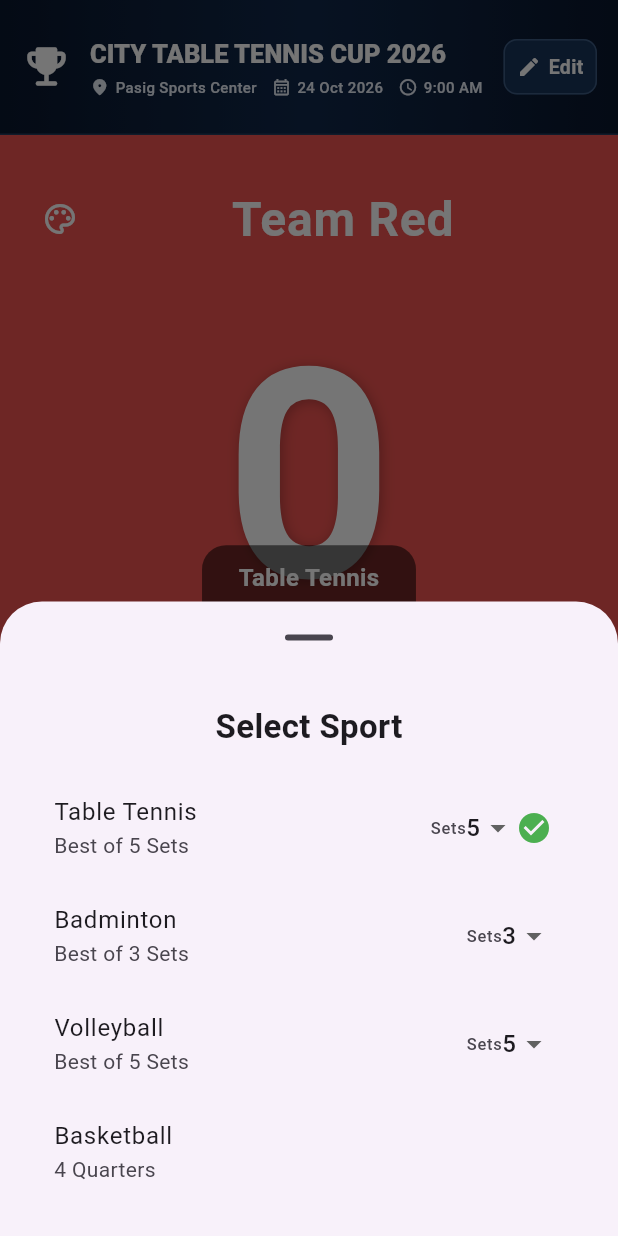
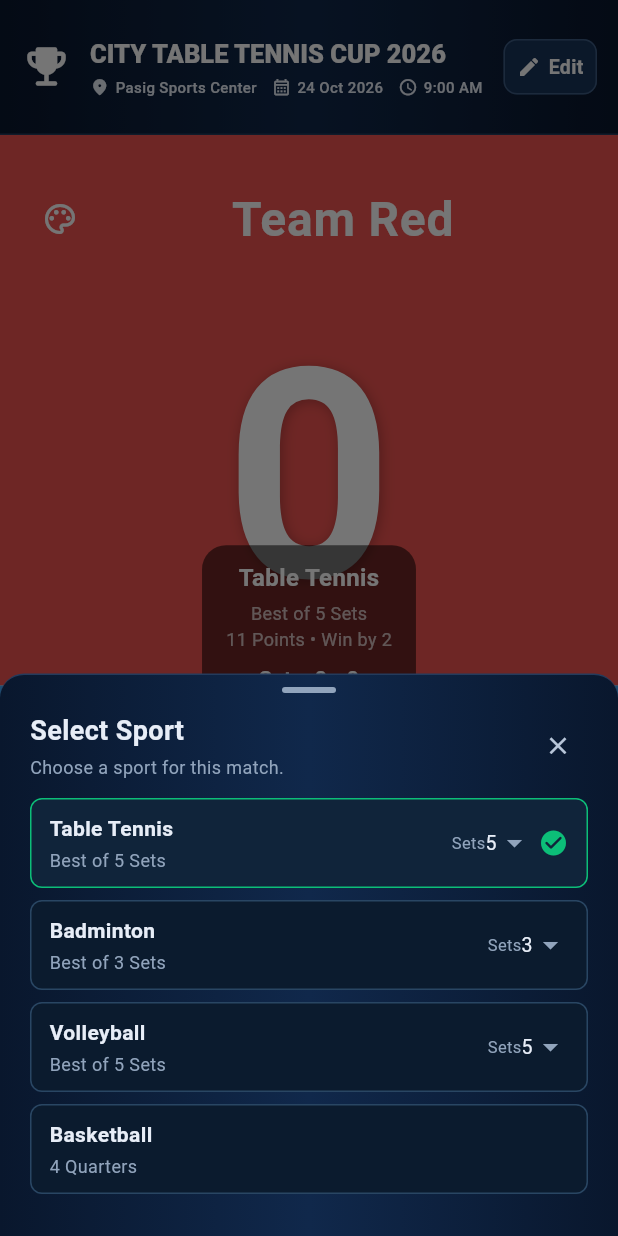
Before and after one commit to loubdelosreyesii/scoreboard, a Flutter app: the screen it shows after launch, after a tap on the "sports" icon, on a phone screen of 412 x 824 dp. Run offline on Flutter 3.47's test engine with Material 3 defaults, Android fonts, the phone set to English and light mode, and no system bars; our stand-ins replace flutter_colorpicker, shared_preferences; missing offline and left inert: universal_html.

Commit message:
style(sport-selection): match header and editor theme

```diff
--- a/lib/theme/scoreboard_theme.dart
+++ b/lib/theme/scoreboard_theme.dart
@@ -7,3 +7,9 @@ const LinearGradient scoreboardBackgroundGradient = LinearGradient(
 );
 
 const Color scoreboardBackgroundBorderColor = Color(0xFF243B5C);
+const Color scoreboardDialogBackgroundColor = Color(0xFF0B1B2E);
+const Color scoreboardDialogSurfaceColor = Color(0xFF10243A);
+const Color scoreboardDialogBorderColor = Color(0xFF294663);
+const Color scoreboardDialogTextColor = Color(0xFFE7EDF7);
+const Color scoreboardDialogMutedTextColor = Color(0xFF91A4BC);
+const Color scoreboardAccentColor = Color(0xFF0CBE78);
--- a/lib/widgets/sport_selection_sheet.dart
+++ b/lib/widgets/sport_selection_sheet.dart
@@ -2,6 +2,7 @@ import 'package:flutter/material.dart';
 
 import '../enums/match_segment_type.dart';
 import '../models/sport_template.dart';
+import '../theme/scoreboard_theme.dart';
 
 class SportSelectionSheet extends StatefulWidget {
   final List<SportTemplate> sportTemplates;
@@ -53,63 +54,181 @@ class _SportSelectionSheetState extends State<SportSelectionSheet> {
   @override
   Widget build(BuildContext context) {
     return SafeArea(
+      child: Container(
+        decoration: const BoxDecoration(
+          gradient: scoreboardBackgroundGradient,
+          border: Border(
+            top: BorderSide(color: scoreboardBackgroundBorderColor),
+          ),
+          borderRadius: BorderRadius.vertical(top: Radius.circular(16)),
+        ),
         child: SingleChildScrollView(
           child: Padding(
-          padding: const EdgeInsets.all(20),
+            padding: const EdgeInsets.fromLTRB(20, 8, 20, 20),
             child: Column(
               mainAxisSize: MainAxisSize.min,
               children: [
-              const Text(
+                Container(
+                  width: 36,
+                  height: 4,
+                  decoration: BoxDecoration(
+                    color: const Color(0xFF91A4BC),
+                    borderRadius: BorderRadius.circular(4),
+                  ),
+                ),
+                const SizedBox(height: 12),
+                Row(
+                  children: [
+                    const Expanded(
+                      child: Column(
+                        crossAxisAlignment: CrossAxisAlignment.start,
+                        children: [
+                          Text(
                             'Select Sport',
-                style: TextStyle(fontSize: 22, fontWeight: FontWeight.bold),
+                            style: TextStyle(
+                              color: scoreboardDialogTextColor,
+                              fontSize: 18,
+                              fontWeight: FontWeight.w700,
                             ),
-              const SizedBox(height: 16),
-              ..._sportTemplates.map(
-                (sport) => ListTile(
-                  title: Text(sport.name),
-                  subtitle: Text(sport.segmentLabel),
-                  trailing: Row(
-                    mainAxisSize: MainAxisSize.min,
-                    children: [
-                      if (sport.segmentType == MatchSegmentType.sets) ...[
-                        const Tooltip(
-                          message: 'Number of sets',
-                          child: Text('Sets'),
                           ),
-                        DropdownButton<int>(
-                          key: ValueKey('set-count-${sport.name}'),
-                          value: sport.segmentCount,
-                          isDense: true,
-                          underline: const SizedBox.shrink(),
-                          items: _availableSetCounts
-                              .map(
-                                (count) => DropdownMenuItem(
-                                  value: count,
-                                  child: Text('$count'),
-                                ),
-                              )
-                              .toList(),
-                          onChanged: (count) {
-                            if (count != null) {
-                              _changeSegmentCount(sport, count);
-                            }
-                          },
-                        ),
-                      ],
-                      if (widget.selectedSport.name == sport.name)
-                        const Icon(Icons.check_circle, color: Colors.green),
-                    ],
-                  ),
-                  onTap: () {
-                    widget.onSportSelected(sport);
-                    Navigator.pop(context);
-                  },
+                          SizedBox(height: 3),
+                          Text(
+                            'Choose a sport for this match.',
+                            style: TextStyle(
+                              color: scoreboardDialogMutedTextColor,
+                              fontSize: 12,
                             ),
                           ),
                         ],
                       ),
                     ),
+                    IconButton(
+                      onPressed: () => Navigator.pop(context),
+                      tooltip: 'Close',
+                      visualDensity: VisualDensity.compact,
+                      icon: const Icon(
+                        Icons.close,
+                        size: 19,
+                        color: Color(0xFFB8C6D9),
+                      ),
+                    ),
+                  ],
+                ),
+                const SizedBox(height: 12),
+                ..._sportTemplates.map(_buildSportTile),
+              ],
+            ),
+          ),
+        ),
       ),
     );
   }
+
+  Widget _buildSportTile(SportTemplate sport) {
+    final isSelected = widget.selectedSport.name == sport.name;
+    final hasSetCount = sport.segmentType == MatchSegmentType.sets;
+
+    return Padding(
+      padding: const EdgeInsets.only(bottom: 8),
+      child: Material(
+        color: Colors.transparent,
+        borderRadius: BorderRadius.circular(8),
+        child: InkWell(
+          onTap: () {
+            widget.onSportSelected(sport);
+            Navigator.pop(context);
+          },
+          borderRadius: BorderRadius.circular(8),
+          child: Container(
+            padding: const EdgeInsets.symmetric(horizontal: 12, vertical: 9),
+            decoration: BoxDecoration(
+              color: isSelected
+                  ? scoreboardDialogSurfaceColor
+                  : scoreboardDialogBackgroundColor,
+              borderRadius: BorderRadius.circular(8),
+              border: Border.all(
+                color: isSelected
+                    ? scoreboardAccentColor
+                    : scoreboardDialogBorderColor,
+              ),
+            ),
+            child: Row(
+              children: [
+                Expanded(
+                  child: Column(
+                    crossAxisAlignment: CrossAxisAlignment.start,
+                    children: [
+                      Text(
+                        sport.name,
+                        style: const TextStyle(
+                          color: scoreboardDialogTextColor,
+                          fontSize: 14,
+                          fontWeight: FontWeight.w600,
+                        ),
+                      ),
+                      const SizedBox(height: 3),
+                      Text(
+                        sport.segmentLabel,
+                        style: const TextStyle(
+                          color: scoreboardDialogMutedTextColor,
+                          fontSize: 12,
+                        ),
+                      ),
+                    ],
+                  ),
+                ),
+                if (hasSetCount) ...[
+                  const Tooltip(
+                    message: 'Number of sets',
+                    child: Text(
+                      'Sets',
+                      style: TextStyle(
+                        color: scoreboardDialogMutedTextColor,
+                        fontSize: 11,
+                      ),
+                    ),
+                  ),
+                  _buildSetCountDropdown(sport),
+                ],
+                if (isSelected) ...[
+                  const SizedBox(width: 4),
+                  const Icon(
+                    Icons.check_circle_rounded,
+                    color: scoreboardAccentColor,
+                    size: 20,
+                  ),
+                ],
+              ],
+            ),
+          ),
+        ),
+      ),
+    );
   }
+
+  Widget _buildSetCountDropdown(SportTemplate sport) {
+    return DropdownButton<int>(
+      key: ValueKey('set-count-${sport.name}'),
+      value: sport.segmentCount,
+      isDense: true,
+      underline: const SizedBox.shrink(),
+      dropdownColor: scoreboardDialogSurfaceColor,
+      iconEnabledColor: scoreboardDialogMutedTextColor,
+      style: const TextStyle(color: scoreboardDialogTextColor, fontSize: 13),
+      items: _availableSetCounts
+          .map(
+            (count) => DropdownMenuItem(
+              value: count,
+              child: Text(
+                '$count',
+                style: const TextStyle(color: scoreboardDialogTextColor),
+              ),
+            ),
+          )
+          .toList(),
+      onChanged: (count) {
+        if (count != null) _changeSegmentCount(sport, count);
+      },
+    );
+  }
+}
```
Also changed, not shown: lib/responsive_counter_page.dart (+17 -1 lines), lib/widgets/title_header.dart (+20 -20 lines), 1 other file. Lines whose indentation alone changed are shown as unchanged.
